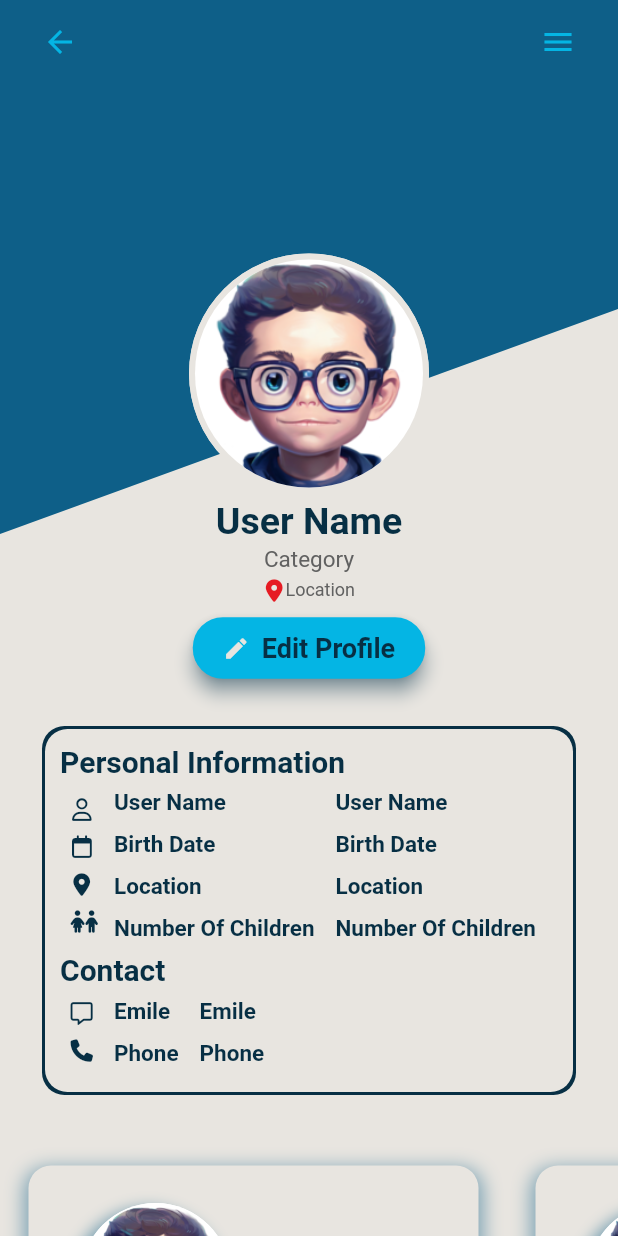
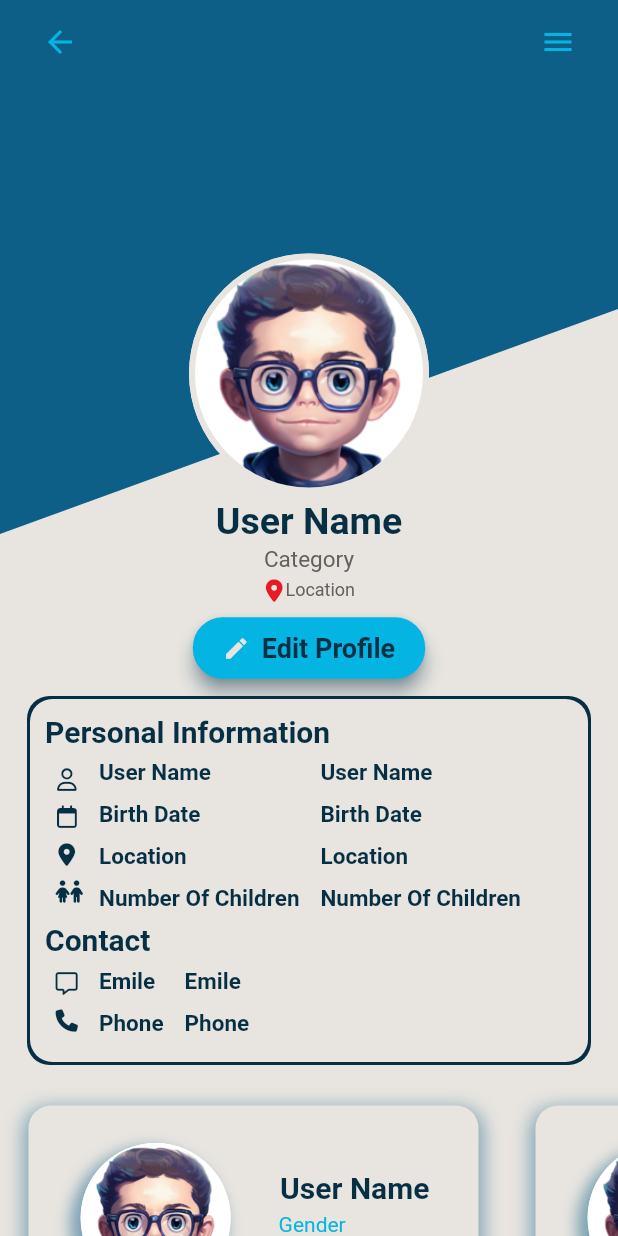
Before and after one commit to AsmaaSaleh1/Spectrum-speak, a Flutter app: the screen it shows after launch, on a phone screen of 412 x 824 dp. Run offline on Flutter 3.47's test engine with Material 2 defaults, Android fonts, the phone set to English and light mode, and no system bars; drawn by our look-alikes of circular_profile_avatar; our stand-ins replace font_awesome_flutter, google_fonts; Roboto replaces fonts that are missing (Tinos).

Commit message:
parent_information make it suitable for the width of the screens

```diff
--- a/lib/widgets/parent_information.dart
+++ b/lib/widgets/parent_information.dart
@@ -1,6 +1,7 @@
 import 'package:flutter/cupertino.dart';
 import 'package:flutter/material.dart';
 import 'package:font_awesome_flutter/font_awesome_flutter.dart';
+import 'package:flutter/foundation.dart';
 
 import '../const.dart';
 
@@ -8,9 +9,21 @@ class InformationCard extends StatelessWidget {
   const InformationCard({super.key});
 
   @override
-  Widget build(BuildContext context) {
+  Widget build(BuildContext context) => LayoutBuilder(
+      builder: (BuildContext context, BoxConstraints constraints) {
+        double screenWidth = constraints.maxWidth;
+
+        // Define different padding values based on the screen width.
+        EdgeInsets contentPadding;
+        if (screenWidth >= 1200) {
+          contentPadding = const EdgeInsets.symmetric(vertical: 10,horizontal: 110.0);
+        } else if (screenWidth >= 800) {
+          contentPadding = const EdgeInsets.symmetric(vertical: 10,horizontal:70.0);
+        } else {
+          contentPadding = const EdgeInsets.symmetric(vertical: 10,horizontal:20.0);
+        }
         return Padding(
-      padding: const EdgeInsets.all(30.0),
+          padding: contentPadding,
           child: IntrinsicHeight(
             child: Container(
               width: MediaQuery.of(context).size.width,
@@ -274,5 +287,6 @@ class InformationCard extends StatelessWidget {
             ),
           ),
         );
+      },
+    );
 }
-}
```
Lines whose indentation alone changed are shown as unchanged.
